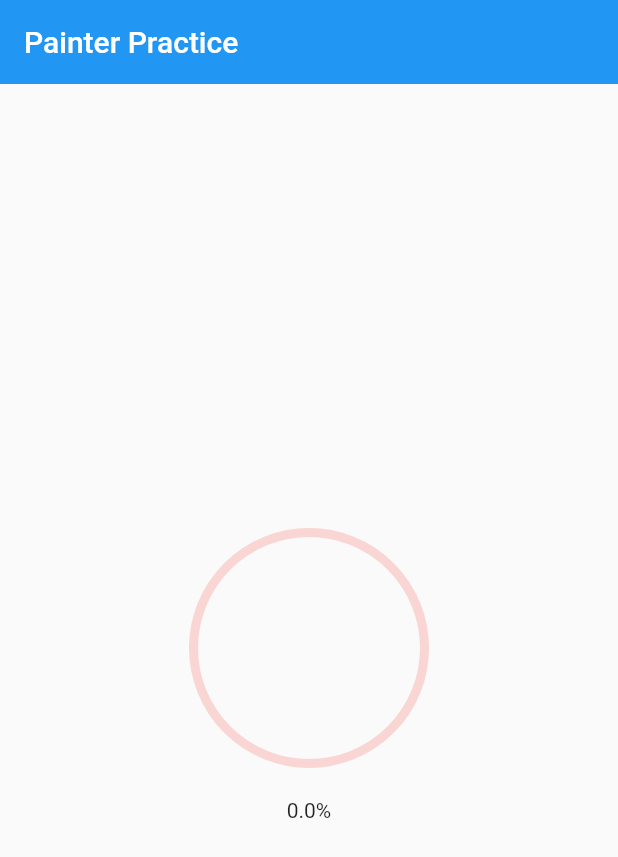
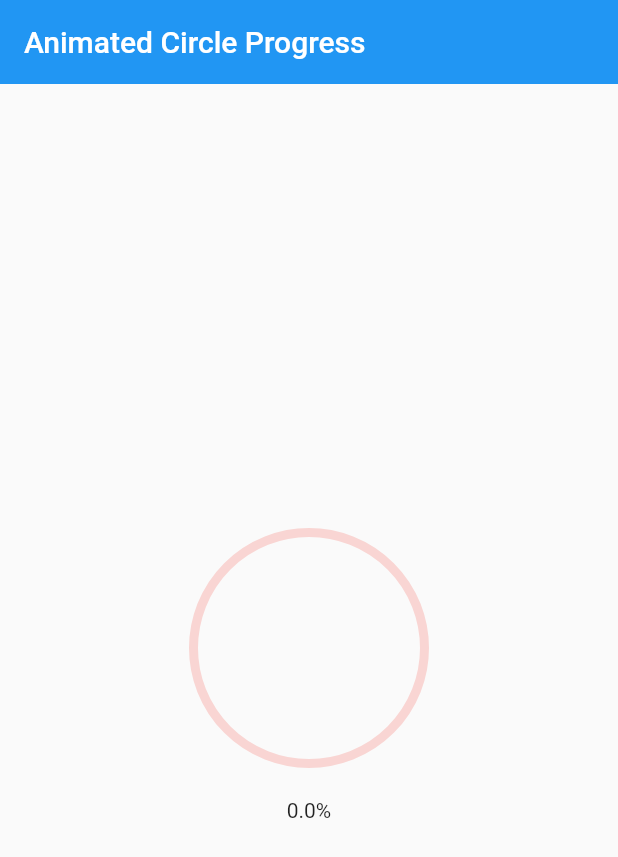
Before and after one commit to calebkiage/flutter_animated_circle_progress, a Flutter app: the screen it shows after launch, on a phone screen of 412 x 824 dp. Shown: the top 857 px of the screen. Run offline on Flutter 3.47's test engine with Material 2 defaults, Android fonts, the phone set to English and light mode, and no system bars.

Commit message:
Change app title

```diff
--- a/lib/main.dart
+++ b/lib/main.dart
@@ -32,7 +32,7 @@ class MyHomePage extends StatelessWidget {
     return Scaffold(
       appBar: AppBar(
         elevation: 0,
-        title: Text("Painter Practice"),
+        title: Text("Animated Circle Progress"),
       ),
       body: Center(
         child: ProgressCard(),
```
